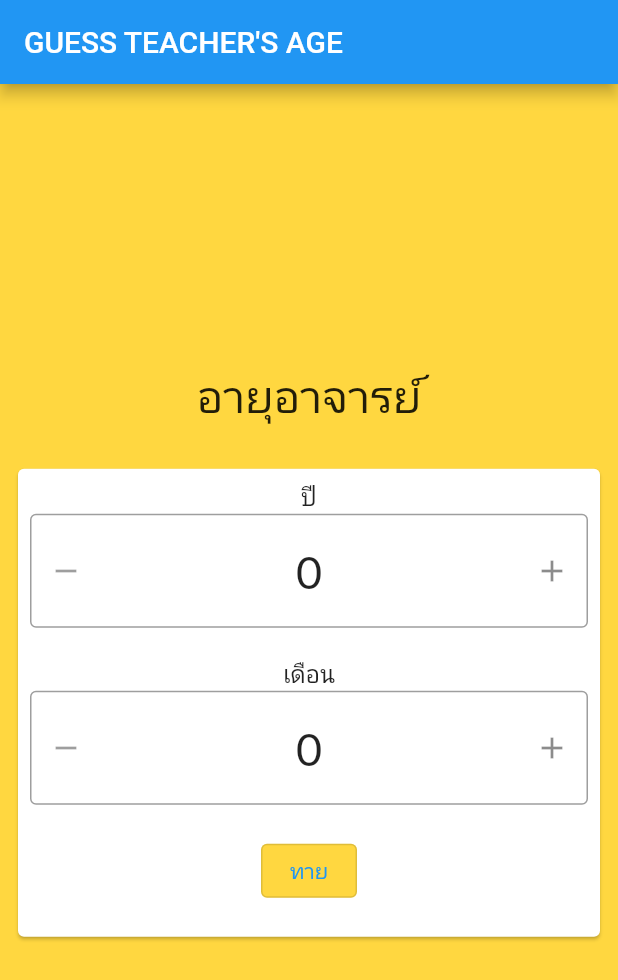
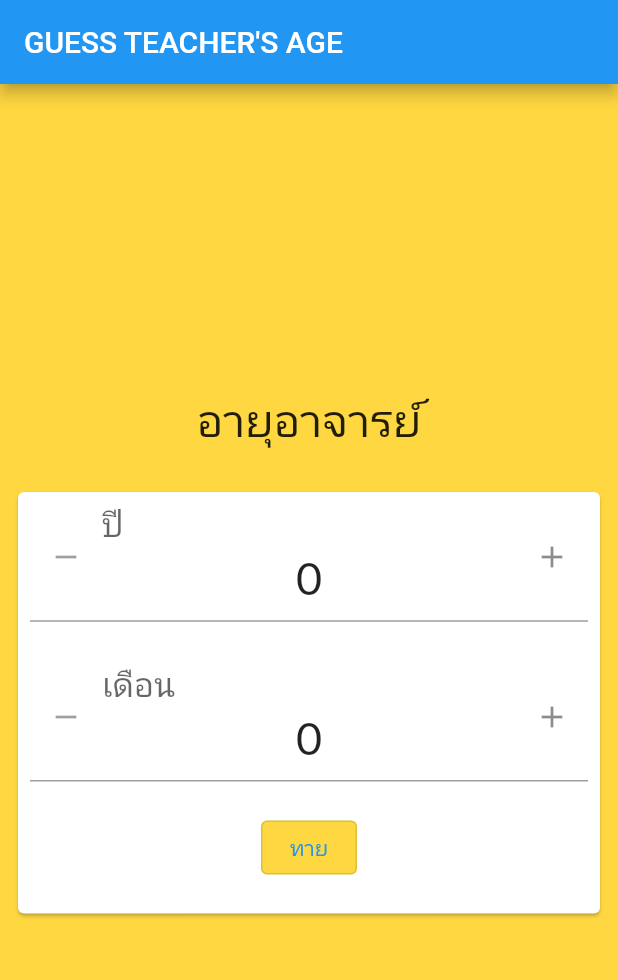
Before and after one commit to supiitcha/homework14, a Flutter app: the screen it shows after launch, on a phone screen of 412 x 824 dp. Shown: the top 980 px of the screen. Run offline on Flutter 3.47's test engine with Material 2 defaults, Android fonts, the phone set to English and light mode, and no system bars; drawn by our look-alikes of flutter_spinbox; our stand-ins replace google_fonts.

Commit message:
Add label in SpinBox

```diff
--- a/lib/main.dart
+++ b/lib/main.dart
@@ -122,13 +122,6 @@ class _HomePageState extends State<HomePage> {
                         child: Column(
                           children: [
                             Padding(
-                              padding: const EdgeInsets.only(top: 8.0),
-                              child: Text(
-                                "ปี",
-                                style: GoogleFonts.lato(fontSize: 16.0),
-                              ),
-                            ),
-                            Padding(
                               padding: const EdgeInsets.only(
                                   left: 8.0, right: 8.0, bottom: 20.0),
                               child: SpinBox(
@@ -139,11 +132,11 @@ class _HomePageState extends State<HomePage> {
                                 onChanged: (value) => setState(() {
                                   _year = value as int;
                                 }),
+                                decoration: InputDecoration(
+                                    labelText: 'ปี',
+                                    labelStyle: GoogleFonts.lato(fontSize: 30.0),
+                                ),
                               ),
-                            ),
-                            Text(
-                              "เดือน",
-                              style: GoogleFonts.lato(fontSize: 16.0),
                             ),
                             Padding(
                               padding: const EdgeInsets.only(left: 8.0, right: 8.0),
@@ -155,6 +148,10 @@ class _HomePageState extends State<HomePage> {
                                 onChanged: (value) => setState(() {
                                   _month = value as int;
                                 }),
+                                decoration: InputDecoration(
+                                  labelText: 'เดือน',
+                                  labelStyle: GoogleFonts.lato(fontSize: 30.0),
+                                ),
                               ),
                             ),
                             Padding(
```
